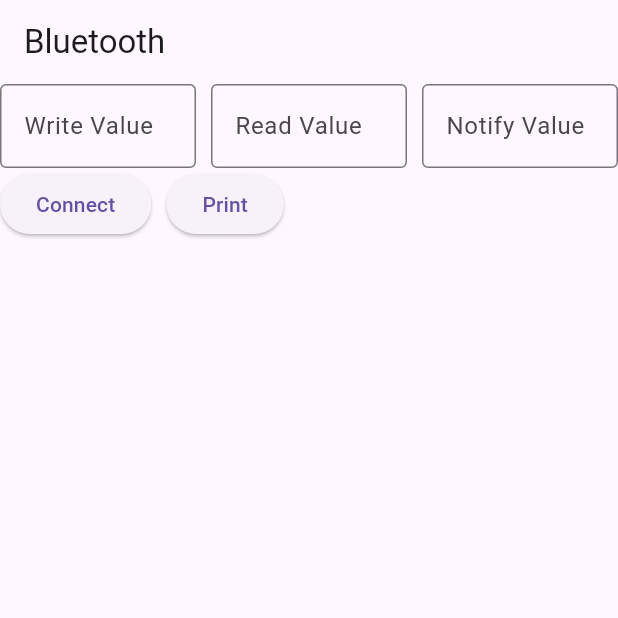
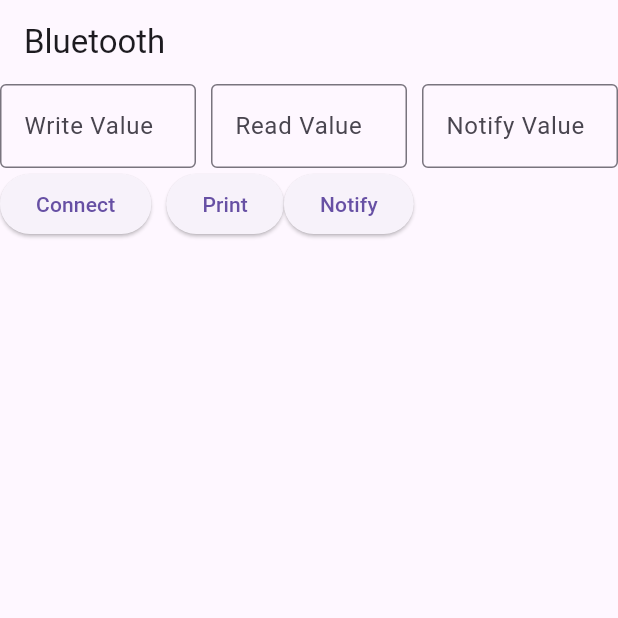
Before and after one commit to JellyfishSpot/ChildSafeApp, a Flutter app: the screen it shows after launch, item 2 of the bottom bar chosen, after a tap on "Connect", on a phone screen of 412 x 824 dp, the top half of it. Run offline on Flutter 3.47's test engine with Material 3 defaults, Android fonts, the phone set to English and light mode, and no system bars; our stand-ins replace flutter_blue_plus, flutter_local_notifications; missing offline and left inert: android_alarm_manager_plus.

Commit message:
Notification Features + UI Update

```diff
--- /dev/null
+++ b/lib/background_tasks.dart
@@ -0,0 +1,5 @@
+import 'package:childsafeapp/services/amber_alert_notification_service.dart';
+
+void triggerRepeatingAmberAlert() {
+  showAmberAlertNotification("Amber Alert: Please stay alert.");
+}
--- a/lib/main.dart
+++ b/lib/main.dart
@@ -1,12 +1,26 @@
 import 'package:flutter/material.dart';
 import 'package:childsafeapp/navigation_scaffold.dart';
+import 'package:childsafeapp/services/notification_service.dart';
+import 'package:android_alarm_manager_plus/android_alarm_manager_plus.dart';
+import 'package:childsafeapp/services/amber_alert_notification_service.dart';
 
-import 'package:childsafeapp/services/notification_service.dart';
 
 Future<void> main() async {
+  WidgetsFlutterBinding.ensureInitialized();
+
+  print("Starting app...");
+
+  await AndroidAlarmManager.initialize();
+  print("Alarm manager initialized");
+
   await initNotifications();
+  print("Standard notifications initialized");
+
+  await initAmberAlertNotifications();
+  print("Amber alert notifications initialized");
 
   runApp(const MyApp());
+  print("runApp() called");
 }
 
 class MyApp extends StatelessWidget {
--- a/lib/navigation_scaffold.dart
+++ b/lib/navigation_scaffold.dart
@@ -1,6 +1,8 @@
 import 'package:childsafeapp/screens/ble_test_page.dart';
 import 'package:childsafeapp/screens/home_page.dart';
 import 'package:flutter/material.dart';
+import 'package:childsafeapp/screens/notification_page.dart'; // Add this import
+
 
 class NavigationScaffold extends StatefulWidget{
   const NavigationScaffold({super.key});
@@ -47,7 +49,7 @@ class NavigationState extends State<NavigationScaffold> {
             /// Home page
             MyHomePage(title: 'Test'),
             BluetoothTestPage(title: 'Bluetooth'),
-            MyHomePage(title: 'Placeholder'),
+            const NotificationScreen(), // <-- Replace the 'Placeholder'
           ][currentPageIndex],
     );
   }
--- a/lib/screens/ble_test_page.dart
+++ b/lib/screens/ble_test_page.dart
@@ -1,5 +1,7 @@
 import 'package:childsafeapp/services/ble_service.dart';
 import 'package:flutter/material.dart';
+import 'dart:async';  // Import for Timer
+
 
 class BluetoothTestPage extends StatefulWidget {
   const BluetoothTestPage({super.key, required this.title});
@@ -14,13 +16,35 @@ class _BluetoothState extends State<BluetoothTestPage> {
 
   final myController = TextEditingController();
   final bluetoothService = BleService();
+   bool isActive = false;
+   Timer? _timer;
 
   @override
   void dispose() {
     // Clean up the controller when the widget is disposed.
     myController.dispose();
+    _timer?.cancel();
     super.dispose();
   }
+
+
+// Start/stop sending notifications every 10 seconds
+  void toggleNotifications() {
+    setState(() {
+      isActive = !isActive;
+    });
+
+    if (isActive) {
+      // Start sending notifications every 10 seconds
+      _timer = Timer.periodic(Duration(seconds: 10), (timer) {
+        bluetoothService.sendPushNotification();
+      });
+    } else {
+      // Stop the timer when the button is pressed again
+      _timer?.cancel();
+    }
+  }
+
 
   @override
   Widget build(BuildContext context) {
@@ -71,9 +95,14 @@ class _BluetoothState extends State<BluetoothTestPage> {
                 ElevatedButton(onPressed: () {
                     List<int> data = bluetoothService.testOutput();
                     debugPrint("Count: $data[0] => Value: $data[1]");
-                  }, child: const Text('Print'))
-              ],
-            )
+                  }, child: const Text('Print')),
+                ElevatedButton(onPressed: toggleNotifications,  // Toggle the notifications
+                  child: Text(isActive ? 'Stop Notifications' : 'Notify'),),
+                SizedBox(width: 10),
+
+  ],
+)
+
           ]
         )
       ),
--- a/lib/screens/home_page.dart
+++ b/lib/screens/home_page.dart
@@ -2,15 +2,6 @@ import 'package:flutter/material.dart';
 
 class MyHomePage extends StatefulWidget {
   const MyHomePage({super.key, required this.title});
-
-  // This widget is the home page of your application. It is stateful, meaning
-  // that it has a State object (defined below) that contains fields that affect
-  // how it looks.
-
-  // This class is the configuration for the state. It holds the values (in this
-  // case the title) provided by the parent (in this case the App widget) and
-  // used by the build method of the State. Fields in a Widget subclass are
-  // always marked "final".
 
   final String title;
 
@@ -19,71 +10,62 @@ class MyHomePage extends StatefulWidget {
 }
 
 class _MyHomePageState extends State<MyHomePage> {
-  int _counter = 0;
-
-  void _incrementCounter() {
-    setState(() {
-      // This call to setState tells the Flutter framework that something has
-      // changed in this State, which causes it to rerun the build method below
-      // so that the display can reflect the updated values. If we changed
-      // _counter without calling setState(), then the build method would not be
-      // called again, and so nothing would appear to happen.
-      _counter++;
-    });
+  // Hardcoded status variables – replace these with real device input later
+  bool isCarParked = false;
+  bool isChildPresent = true;
+  // This logic should be replaced with real-time data from the BLE service
+  late bool isAtRisk;
+  @override
+  void initState() {
+    super.initState();
+    isAtRisk = isCarParked && isChildPresent;
   }
 
   @override
   Widget build(BuildContext context) {
-    // This method is rerun every time setState is called, for instance as done
-    // by the _incrementCounter method above.
-    //
-    // The Flutter framework has been optimized to make rerunning build methods
-    // fast, so that you can just rebuild anything that needs updating rather
-    // than having to individually change instances of widgets.
     return Scaffold(
       appBar: AppBar(
-        // TRY THIS: Try changing the color here to a specific color (to
-        // Colors.amber, perhaps?) and trigger a hot reload to see the AppBar
-        // change color while the other colors stay the same.
-        backgroundColor: Theme.of(context).colorScheme.inversePrimary,
-        // Here we take the value from the MyHomePage object that was created by
-        // the App.build method, and use it to set our appbar title.
-        title: Text(widget.title),
+        backgroundColor: const Color.fromARGB(255, 188, 117, 63),
+        title: Text("ChildSafe"),
+        centerTitle: true,
       ),
       body: Center(
-        // Center is a layout widget. It takes a single child and positions it
-        // in the middle of the parent.
         child: Column(
-          // Column is also a layout widget. It takes a list of children and
-          // arranges them vertically. By default, it sizes itself to fit its
-          // children horizontally, and tries to be as tall as its parent.
-          //
-          // Column has various properties to control how it sizes itself and
-          // how it positions its children. Here we use mainAxisAlignment to
-          // center the children vertically; the main axis here is the vertical
-          // axis because Columns are vertical (the cross axis would be
-          // horizontal).
-          //
-          // TRY THIS: Invoke "debug painting" (choose the "Toggle Debug Paint"
-          // action in the IDE, or press "p" in the console), to see the
-          // wireframe for each widget.
           mainAxisAlignment: MainAxisAlignment.center,
           children: <Widget>[
-            const Text(
-              'You have pushed the button this many times:',
+            Text(
+              "Currently:",
+              style: Theme.of(context).textTheme.headlineSmall,
             ),
             Text(
-              '$_counter',
-              style: Theme.of(context).textTheme.headlineMedium,
+              isAtRisk ? "RISK" : "NO RISK",
+              style: TextStyle(
+                color: isAtRisk ? Colors.red : Colors.green,
+                fontSize: 28,
+                fontWeight: FontWeight.bold,
+              ),
+            ),
+            const SizedBox(height: 40),
+            Text(
+              "Car Status:",
+              style: Theme.of(context).textTheme.titleMedium,
+            ),
+            Text(
+              isCarParked ? "Parked" : "Not Parked",
+              style: const TextStyle(fontSize: 20),
+            ),
+            const SizedBox(height: 20),
+            Text(
+              "Child Detection Status:",
+              style: Theme.of(context).textTheme.titleMedium,
+            ),
+            Text(
+              isChildPresent ? "Child Present" : "No Child Detected",
+              style: const TextStyle(fontSize: 20),
             ),
           ],
         ),
       ),
-      floatingActionButton: FloatingActionButton(
-        onPressed: _incrementCounter,
-        tooltip: 'Increment',
-        child: const Icon(Icons.add),
-      ), // This trailing comma makes auto-formatting nicer for build methods.
     );
   }
 }
--- a/lib/services/ble_service.dart
+++ b/lib/services/ble_service.dart
@@ -8,7 +8,7 @@ class BleService {
   final Guid targetService = Guid("1a691c51-8c3c-4dd9-afcd-527e77c64be7");
   final Guid targetCharacteristic = Guid("f8a4bc7a-ca55-4fa5-92a6-228e0e47b749");
 
-  final Duration scanTimeout = Duration(seconds: 30);
+  final Duration scanTimeout = Duration(seconds: 10);
   late BluetoothDevice sensor;
   late BluetoothCharacteristic sensorCharacteristic;
   late Stream<List<int>> sensorDataStream;
@@ -21,7 +21,7 @@ class BleService {
 
   // Using service uuid, should return only our sensor device
   Future<void> _scanForSensor() {
-    return FlutterBluePlus.startScan(withServices: [targetService], timeout: scanTimeout);
+    return FlutterBluePlus.startScan(timeout: scanTimeout);
   }
 
   void connectToSensorStream() async {
@@ -30,12 +30,16 @@ class BleService {
     await for (var results in FlutterBluePlus.scanResults) {
       for (ScanResult result in results) {
         sensor = result.device; // Loops should be unneccesary. Maybe find a way to unpack easier
+        print(sensor.advName);
         sensorCharacteristic = sensor.servicesList[0].characteristics[0];
         sensorCharacteristic.setNotifyValue(true);
+        setUpListener();
+        print('Hi1');
       }
+      print(sensor.advName);
+      print("hi2");
     }
-
-    setUpListener();
+    print("hi3");
   }
 
   // Subscribes to stream and setup event error handling
--- a/pubspec.yaml
+++ b/pubspec.yaml
@@ -36,6 +36,7 @@ dependencies:
   cupertino_icons: ^1.0.8
   flutter_blue_plus: ^1.35.3
   flutter_local_notifications: ^19.0.0
+  android_alarm_manager_plus: ^3.0.4
 
 dev_dependencies:
   flutter_test:
@@ -54,6 +55,7 @@ dev_dependencies:
 # The following section is specific to Flutter packages.
 flutter:
 
+
   # The following line ensures that the Material Icons font is
   # included with your application, so that you can use the icons in
   # the material Icons class.
@@ -63,6 +65,8 @@ flutter:
   # assets:
   #   - images/a_dot_burr.jpeg
   #   - images/a_dot_ham.jpeg
+  assets:
+    - assets/sounds/
 
   # An image asset can refer to one or more resolution-specific "variants", see
   # https://flutter.dev/to/resolution-aware-images
```
Also changed, not shown: lib/models/app_notification.dart (added, +7 -0 lines), lib/screens/notification_page.dart (added, +27 -0 lines), lib/services/amber_alert_notification_service.dart (added, +49 -0 lines), lib/services/notification_service.dart (+35 -5 lines), lib/services/notification_store.dart (added, +11 -0 lines), pubspec.lock, 3 other files.
